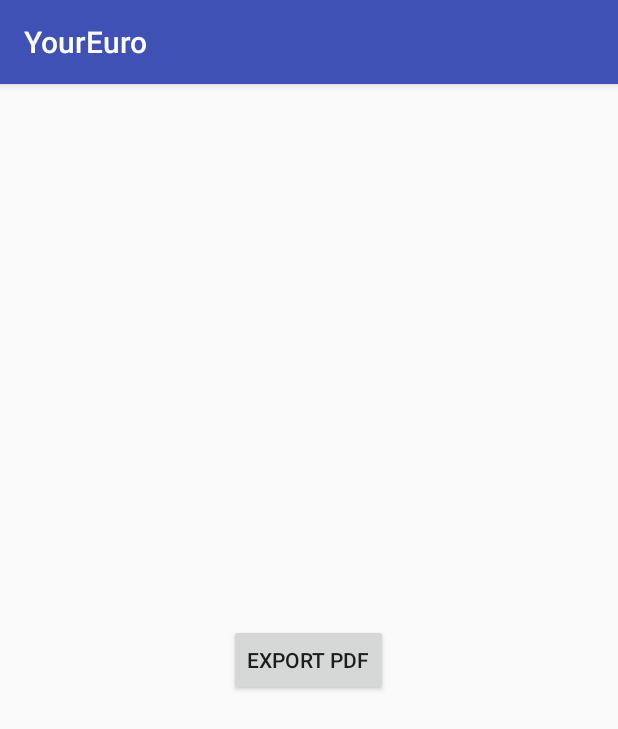
After one commit to kartikprabhu20/YourEuro, an Android app: the ExportPdfActivity screen opened directly, with no data from a screen before it, on a phone screen of 412 x 824 dp. The commit adds this screen. Shown: the top 729 px of the screen. Run offline under Robolectric (Android 15) with nearby library versions, the phone set to English and light mode, and no system bars; our stand-ins replace Room's generated code; libraries missing offline, so code that uses them is left out: com.itextpdf.text.

Commit message:
#ExportPDF #Cashrecords to PDF file

```diff
--- a/YourEuro/app/build.gradle
+++ b/YourEuro/app/build.gradle
@@ -51,4 +51,7 @@ dependencies {
     implementation "android.arch.persistence.room:runtime:$room_version"
     annotationProcessor "android.arch.persistence.room:compiler:$room_version"
     testImplementation "android.arch.persistence.room:testing:$room_version"
+
+    //itextPdf
+    implementation 'com.itextpdf:itextg:5.5.10'
 }
--- a/YourEuro/app/src/main/AndroidManifest.xml
+++ b/YourEuro/app/src/main/AndroidManifest.xml
@@ -2,6 +2,9 @@
 <manifest xmlns:android="http://schemas.android.com/apk/res/android"
     xmlns:tools="http://schemas.android.com/tools"
     package="com.artexceptionals.youreuro">
+    <uses-permission android:name="android.permission.INTERNET" />
+    <uses-permission android:name="android.permission.WRITE_EXTERNAL_STORAGE"/>
+    <uses-permission android:name="android.permission.READ_EXTERNAL_STORAGE" />
 
     <application
         android:name=".YourEuroApp"
@@ -13,6 +16,7 @@
         android:theme="@style/AppTheme"
         tools:ignore="GoogleAppIndexingWarning"
         tools:targetApi="donut">
+        <activity android:name=".ExportPdfActivity"></activity>
         <activity
             android:name=".SettingsActivity"
             android:label="Settings"
--- /dev/null
+++ b/YourEuro/app/src/main/java/com/artexceptionals/youreuro/ExportPdfActivity.java
@@ -0,0 +1,177 @@
+package com.artexceptionals.youreuro;
+
+import android.Manifest;
+import android.content.DialogInterface;
+import android.content.Intent;
+import android.content.pm.PackageManager;
+import android.net.Uri;
+import android.os.Build;
+import android.os.Bundle;
+import android.os.Environment;
+import android.support.v4.app.ActivityCompat;
+import android.support.v7.app.AlertDialog;
+import android.support.v7.app.AppCompatActivity;
+import android.util.Log;
+import android.view.View;
+import android.widget.Toast;
+
+import com.artexceptionals.youreuro.database.CashRecordDatabase;
+import com.artexceptionals.youreuro.model.CashRecord;
+import com.itextpdf.text.BaseColor;
+import com.itextpdf.text.Document;
+import com.itextpdf.text.DocumentException;
+import com.itextpdf.text.Element;
+import com.itextpdf.text.Font;
+import com.itextpdf.text.PageSize;
+import com.itextpdf.text.Paragraph;
+import com.itextpdf.text.pdf.PdfPCell;
+import com.itextpdf.text.pdf.PdfPTable;
+import com.itextpdf.text.pdf.PdfWriter;
+
+import java.io.File;
+import java.io.FileNotFoundException;
+import java.io.FileOutputStream;
+import java.io.OutputStream;
+import java.text.DateFormat;
+import java.util.List;
+
+
+public class ExportPdfActivity extends AppCompatActivity {
+    private CashRecordDatabase cashRecordDatabase;
+    private static final String TAG = "PdfCreatorActivity";
+    final private int RequestPermission = 111;
+    private File pdfFile;
+    List<CashRecord> cashRecords;
+
+    @Override
+    protected void onCreate(Bundle savedInstanceState) {
+        super.onCreate(savedInstanceState);
+        setContentView(R.layout.activity_export_pdf);
+        cashRecordDatabase = CashRecordDatabase.getCashRecordDatabase(ExportPdfActivity.this);
+    }
+
+    public void ExportPdf(View view) {
+        cashRecords = cashRecordDatabase.cashRecordDao().getAll();
+        try {
+            createPdfWrapper();
+        } catch (FileNotFoundException e) {
+            e.printStackTrace();
+        } catch (DocumentException e) {
+            e.printStackTrace();
+        }
+    }
+
+    private void createPdfWrapper() throws FileNotFoundException, DocumentException{
+        int hasWritePermission = ActivityCompat.checkSelfPermission(ExportPdfActivity.this, Manifest.permission.WRITE_EXTERNAL_STORAGE);
+        if(hasWritePermission != PackageManager.PERMISSION_GRANTED){
+            if(Build.VERSION.SDK_INT >= Build.VERSION_CODES.M){
+                if(shouldShowRequestPermissionRationale(Manifest.permission.WRITE_CONTACTS)) {
+
+                    showMessageOKCancel("You need to allow access to Storage",
+                            new DialogInterface.OnClickListener() {
+                                @Override
+                                public void onClick(DialogInterface dialog, int which) {
+                                    if (Build.VERSION.SDK_INT >= Build.VERSION_CODES.M) {
+                                        requestPermissions(new String[]{Manifest.permission.WRITE_EXTERNAL_STORAGE},
+                                                RequestPermission);
+                                    }
+                                }
+                            });
+                    return;
+                }
+                requestPermissions(new String[]{Manifest.permission.WRITE_EXTERNAL_STORAGE},
+                        RequestPermission);
+            }
+            return;
+        } else {
+            createPdf();
+        }
+
+    }
+
+    private void showMessageOKCancel(String message, DialogInterface.OnClickListener okListener) {
+        new AlertDialog.Builder(ExportPdfActivity.this)
+                .setMessage(message)
+                .setPositiveButton("OK", okListener)
+                .setNegativeButton("Cancel", null)
+                .create()
+                .show();
+    }
+
+    private void createPdf() throws FileNotFoundException, DocumentException {
+
+        File docsFolder = new File(Environment.getExternalStorageDirectory() + "/Documents");
+        if (!docsFolder.exists()) {
+            docsFolder.mkdir();
+            Log.i(TAG, "Created a new directory for PDF");
+        }
+
+        String pdfname = "monthlySummary.pdf";
+        pdfFile = new File(docsFolder.getAbsolutePath(), pdfname);
+        OutputStream output = new FileOutputStream(pdfFile);
+        Document document = new Document(PageSize.A4);
+        PdfPTable table = new PdfPTable(new float[]{3, 3, 3, 3, 3});
+        table.getDefaultCell().setHorizontalAlignment(Element.ALIGN_CENTER);
+        table.getDefaultCell().setFixedHeight(50);
+        table.setTotalWidth(PageSize.A4.getWidth());
+        table.setWidthPercentage(100);
+        table.getDefaultCell().setVerticalAlignment(Element.ALIGN_MIDDLE);
+        table.addCell("Category Name");
+        table.addCell("Payment Method");
+        table.addCell("Type");
+        table.addCell("Date");
+        table.addCell("Amount");
+        table.setHeaderRows(1);
+        PdfPCell[] cells = table.getRow(0).getCells();
+        for (int j = 0; j < cells.length; j++) {
+            cells[j].setBackgroundColor(BaseColor.GRAY);
+        }
+
+        if(cashRecords.size()>0) {
+            for (int i = 0; i < cashRecords.size(); i++) {
+
+                String cashRecordType = cashRecords.get(i).getCashRecordType();
+                String paymentType = cashRecords.get(i).getPaymentType();
+                String categoryName = cashRecords.get(i).getCategory().getCatagoryName();
+                String timeStamp = DateFormat.getDateInstance(DateFormat.SHORT).format(cashRecords.get(i).getTimeStamp());
+                float amount = cashRecords.get(i).getAmount();
+
+                table.addCell(String.valueOf(categoryName));
+                table.addCell(String.valueOf(paymentType));
+                table.addCell(String.valueOf(cashRecordType));
+                table.addCell(String.valueOf(timeStamp));
+                table.addCell(String.valueOf(amount));
+
+            }
+        }
+
+        PdfWriter.getInstance(document, output);
+        document.open();
+        Font f = new Font(Font.FontFamily.TIMES_ROMAN, 30.0f, Font.UNDERLINE, BaseColor.BLUE);
+        Font g = new Font(Font.FontFamily.TIMES_ROMAN, 20.0f, Font.NORMAL, BaseColor.BLUE);
+        document.add(new Paragraph("Monthly Summary \n\n", f));
+        document.add(new Paragraph("YourEuro", g));
+        document.add(table);
+        document.close();
+//        Log.e("Madhu", cashRecords.toString());
+        previewPdf();
+    }
+
+    private void previewPdf() {
+
+        PackageManager packageManager = ExportPdfActivity.this.getPackageManager();
+        Intent testIntent = new Intent(Intent.ACTION_VIEW);
+        testIntent.setType("application/pdf");
+        List list = packageManager.queryIntentActivities(testIntent, PackageManager.MATCH_DEFAULT_ONLY);
+        if (list.size() > 0) {
+            Intent intent = new Intent();
+            intent.setAction(Intent.ACTION_VIEW);
+            Uri uri = Uri.fromFile(pdfFile);
+            intent.setDataAndType(uri, "application/pdf");
+            ExportPdfActivity.this.startActivity(intent);
+        } else {
+            Toast.makeText(ExportPdfActivity.this, "Download a PDF Viewer to see the generated PDF", Toast.LENGTH_SHORT).show();
+        }
+    }
+
+}
--- a/YourEuro/app/src/main/java/com/artexceptionals/youreuro/MainActivity.java
+++ b/YourEuro/app/src/main/java/com/artexceptionals/youreuro/MainActivity.java
@@ -77,6 +77,8 @@ public class MainActivity extends AppCompatActivity {
                     startActivity(new Intent(MainActivity.this, SettingsActivity.class));
                 } else if (id == R.id.aboutus) {
                     Toast.makeText(MainActivity.this, "About Us", Toast.LENGTH_SHORT).show();
+                } else if (id == R.id.exportingpdf){
+                    startActivity(new Intent(MainActivity.this, ExportPdfActivity.class));
                 }
                 return true;
             }
--- /dev/null
+++ b/YourEuro/app/src/main/res/layout/activity_export_pdf.xml
@@ -0,0 +1,25 @@
+<?xml version="1.0" encoding="utf-8"?>
+<android.support.constraint.ConstraintLayout xmlns:android="http://schemas.android.com/apk/res/android"
+    xmlns:app="http://schemas.android.com/apk/res-auto"
+    xmlns:tools="http://schemas.android.com/tools"
+    android:layout_width="match_parent"
+    android:layout_height="match_parent"
+    tools:context=".ExportPdfActivity">
+
+    <Button
+        android:id="@+id/exportpdf"
+        android:layout_width="wrap_content"
+        android:layout_height="wrap_content"
+        android:layout_marginStart="8dp"
+        android:layout_marginTop="8dp"
+        android:layout_marginEnd="8dp"
+        android:layout_marginBottom="8dp"
+        android:onClick="ExportPdf"
+        android:text="Export PDF"
+        app:layout_constraintBottom_toBottomOf="parent"
+        app:layout_constraintEnd_toEndOf="parent"
+        app:layout_constraintHorizontal_bias="0.498"
+        app:layout_constraintStart_toStartOf="parent"
+        app:layout_constraintTop_toTopOf="parent" />
+
+</android.support.constraint.ConstraintLayout>
--- a/YourEuro/app/src/main/res/menu/menu_navigation.xml
+++ b/YourEuro/app/src/main/res/menu/menu_navigation.xml
@@ -36,7 +36,12 @@
         android:id="@+id/aboutus"
         android:title="About Us"
         android:icon="@drawable/ic_settings_backup_restore_black_24dp">
+    </item>
+    <item
+        android:id="@+id/exportingpdf"
+        android:title="Export PDF">
 
     </item>
 
+
 </menu>
```
Also changed, not shown: 1 other file.
